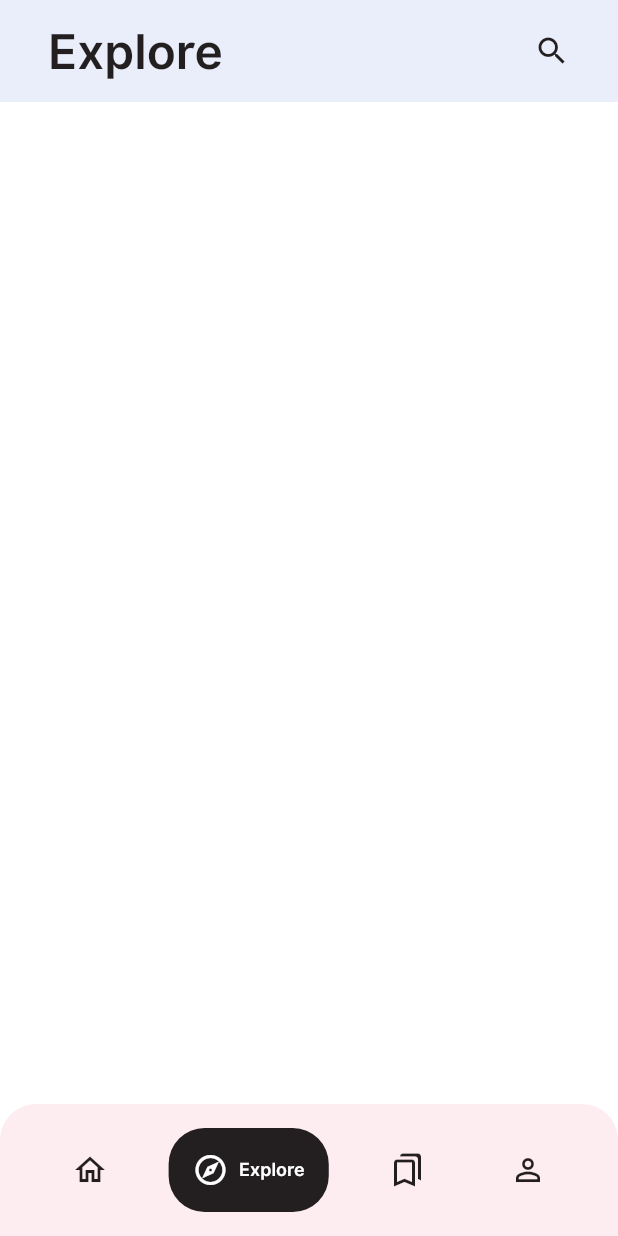
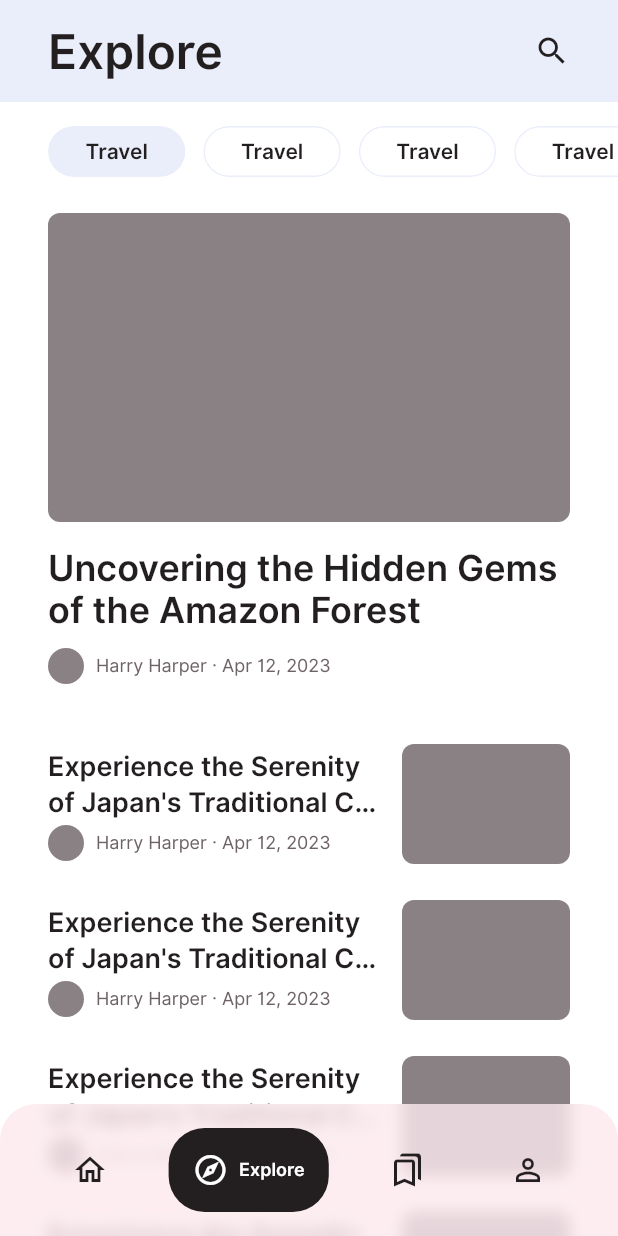
Before and after one commit to EnRoseK/news_app, a Flutter app: the screen it shows after launch, item 2 of the bottom bar chosen, on a phone screen of 412 x 824 dp. Run offline on Flutter 3.47's test engine with Material 3 defaults, Android fonts, the phone set to English and light mode, and no system bars; drawn by our look-alikes of google_nav_bar.

Commit message:
Finish explore main page

```diff
--- /dev/null
+++ b/lib/components/explore_page/explore_page_body.dart
@@ -0,0 +1,30 @@
+import 'package:flutter/material.dart';
+import 'package:news_app/components/explore_page/explore_page_large_news_item.dart';
+import 'package:news_app/components/explore_page/explore_page_news_item.dart';
+
+class ExplorePageBody extends StatelessWidget {
+  const ExplorePageBody({super.key});
+
+  final List<int> data = const [1, 2, 3, 4, 5, 6];
+
+  @override
+  Widget build(BuildContext context) {
+    return ListView.separated(
+      padding: const EdgeInsets.symmetric(horizontal: 32).copyWith(
+        bottom: 100,
+      ),
+      separatorBuilder: (context, index) => SizedBox(
+        height: 24,
+        key: ValueKey(index),
+      ),
+      itemBuilder: (context, index) {
+        if (index == 0) {
+          return const ExplorePageLargeNewsItem();
+        } else {
+          return const ExplorePageNewsItem();
+        }
+      },
+      itemCount: data.length,
+    );
+  }
+}
--- /dev/null
+++ b/lib/components/explore_page/explore_page_categories.dart
@@ -0,0 +1,29 @@
+import 'package:flutter/material.dart';
+import 'package:news_app/components/explore_page/explore_page_category_item.dart';
+
+class ExplorePageCategories extends StatelessWidget {
+  const ExplorePageCategories({super.key});
+
+  final List<int> data = const [1, 2, 3, 4, 5, 6, 7, 8, 9, 10];
+
+  @override
+  Widget build(BuildContext context) {
+    return SizedBox(
+      height: 34,
+      child: ListView.separated(
+        padding: const EdgeInsets.symmetric(horizontal: 32),
+        scrollDirection: Axis.horizontal,
+        itemBuilder: (context, index) => ExplorePageCategoryItem(
+          name: "Travel",
+          key: ValueKey(data[index]),
+          isSelected: index == 0,
+        ),
+        separatorBuilder: (context, index) => SizedBox(
+          width: 12,
+          key: ValueKey(index),
+        ),
+        itemCount: data.length,
+      ),
+    );
+  }
+}
--- /dev/null
+++ b/lib/components/explore_page/explore_page_category_item.dart
@@ -0,0 +1,54 @@
+import 'package:flutter/material.dart';
+import 'package:news_app/utils/thememode_color.dart';
+
+class ExplorePageCategoryItem extends StatelessWidget {
+  const ExplorePageCategoryItem(
+      {super.key, required this.name, required this.isSelected});
+
+  final String name;
+  final bool isSelected;
+
+  @override
+  Widget build(BuildContext context) {
+    final bool isLightMode =
+        MediaQuery.of(context).platformBrightness == Brightness.light;
+
+    return ClipRRect(
+      borderRadius: const BorderRadius.all(
+        Radius.circular(56),
+      ),
+      child: Container(
+        decoration: BoxDecoration(
+          borderRadius: BorderRadius.circular(56),
+          color: isSelected ? brandBlue10(isLightMode) : Colors.transparent,
+          border: Border.all(
+            color: brandBlue10(isLightMode),
+            width: 1,
+            style: BorderStyle.solid,
+          ),
+        ),
+        child: Material(
+          color: Colors.transparent,
+          child: InkWell(
+            splashColor: brandBlue10(isLightMode),
+            highlightColor: brandBlue10(isLightMode),
+            onTap: isSelected ? null : () {},
+            child: Container(
+              padding: const EdgeInsets.symmetric(
+                horizontal: 24,
+                vertical: 6,
+              ),
+              child: Text(
+                name,
+                style: Theme.of(context)
+                    .textTheme
+                    .bodySmall!
+                    .copyWith(color: textPrimary(isLightMode)),
+              ),
+            ),
+          ),
+        ),
+      ),
+    );
+  }
+}
--- /dev/null
+++ b/lib/components/explore_page/explore_page_large_news_item.dart
@@ -0,0 +1,57 @@
+import 'package:flutter/material.dart';
+import 'package:news_app/components/common/news_metadata.dart';
+import 'package:news_app/pages/news_detail_page.dart';
+import 'package:news_app/utils/constants/colors.dart';
+
+class ExplorePageLargeNewsItem extends StatelessWidget {
+  const ExplorePageLargeNewsItem({super.key});
+
+  void _handleOnTap(BuildContext context) {
+    Navigator.push(
+      context,
+      MaterialPageRoute(
+        builder: (context) => const NewsDetailPage(),
+      ),
+    );
+  }
+
+  @override
+  Widget build(BuildContext context) {
+    return GestureDetector(
+      onTap: () {
+        _handleOnTap(context);
+      },
+      child: Column(
+        crossAxisAlignment: CrossAxisAlignment.start,
+        children: [
+          ClipRRect(
+            borderRadius: BorderRadius.circular(8),
+            child: Container(
+              width: double.infinity,
+              height: 206,
+              decoration: const BoxDecoration(
+                color: AppColors.textPlaceholderLight,
+              ),
+            ),
+          ),
+          Padding(
+            padding: const EdgeInsets.symmetric(vertical: 16),
+            child: Column(
+              crossAxisAlignment: CrossAxisAlignment.start,
+              children: [
+                Text(
+                  "Uncovering the Hidden Gems of the Amazon Forest",
+                  maxLines: 2,
+                  overflow: TextOverflow.ellipsis,
+                  style: Theme.of(context).textTheme.headlineLarge,
+                ),
+                const SizedBox(height: 12),
+                const NewsMetadata(),
+              ],
+            ),
+          ),
+        ],
+      ),
+    );
+  }
+}
--- /dev/null
+++ b/lib/components/explore_page/explore_page_news_item.dart
@@ -0,0 +1,58 @@
+import 'package:flutter/material.dart';
+import 'package:news_app/components/common/news_metadata.dart';
+import 'package:news_app/pages/news_detail_page.dart';
+import 'package:news_app/utils/constants/colors.dart';
+
+class ExplorePageNewsItem extends StatelessWidget {
+  const ExplorePageNewsItem({super.key});
+
+  void _handleOnTap(BuildContext context) {
+    Navigator.push(
+      context,
+      MaterialPageRoute(
+        builder: (context) => const NewsDetailPage(),
+      ),
+    );
+  }
+
+  @override
+  Widget build(BuildContext context) {
+    return GestureDetector(
+      onTap: () {
+        _handleOnTap(context);
+      },
+      child: Row(
+        children: [
+          Expanded(
+            child: Column(
+              crossAxisAlignment: CrossAxisAlignment.start,
+              children: [
+                Text(
+                  "Experience the Serenity of Japan's Traditional Countryside",
+                  maxLines: 2,
+                  overflow: TextOverflow.ellipsis,
+                  style: Theme.of(context).textTheme.headlineMedium,
+                ),
+                const SizedBox(height: 4),
+                const NewsMetadata(),
+              ],
+            ),
+          ),
+          const SizedBox(width: 16),
+          ClipRRect(
+            borderRadius: const BorderRadius.all(
+              Radius.circular(8),
+            ),
+            child: Container(
+              width: 112,
+              height: 80,
+              decoration: const BoxDecoration(
+                color: AppColors.textPlaceholderLight,
+              ),
+            ),
+          ),
+        ],
+      ),
+    );
+  }
+}
--- a/lib/pages/explore_page.dart
+++ b/lib/pages/explore_page.dart
@@ -1,4 +1,6 @@
 import 'package:flutter/material.dart';
+import 'package:news_app/components/explore_page/explore_page_body.dart';
+import 'package:news_app/components/explore_page/explore_page_categories.dart';
 import 'package:news_app/utils/thememode_color.dart';
 
 class ExplorePage extends StatelessWidget {
@@ -34,6 +36,23 @@ class ExplorePage extends StatelessWidget {
           ),
         ],
       ),
+      body: RefreshIndicator(
+        onRefresh: () async {},
+        child: const Padding(
+          padding: EdgeInsets.only(
+            top: 16,
+          ),
+          child: Column(
+            children: [
+              ExplorePageCategories(),
+              SizedBox(height: 24),
+              Expanded(
+                child: ExplorePageBody(),
+              ),
+            ],
+          ),
+        ),
+      ),
     );
   }
 }
```
